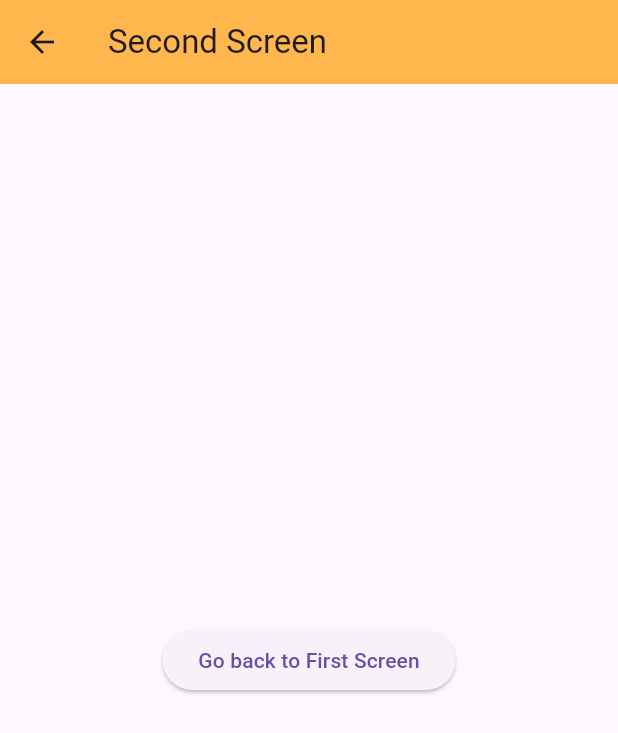
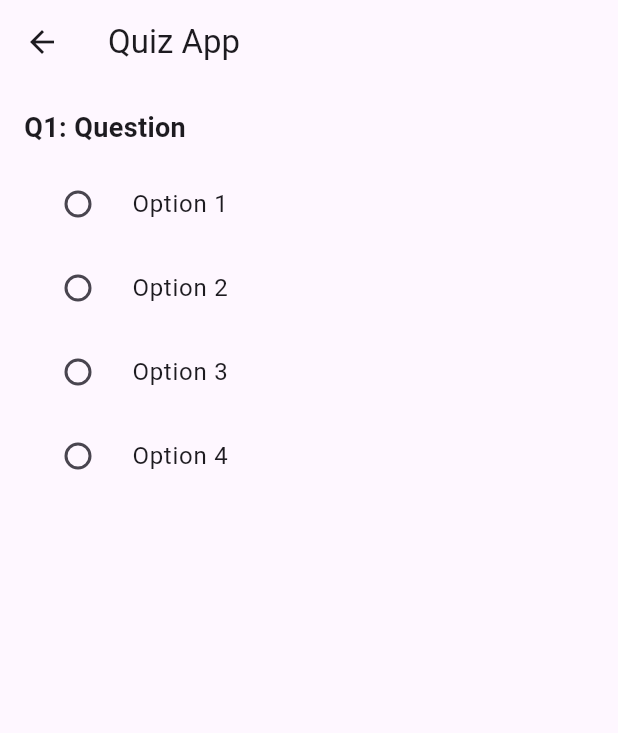
Before and after one commit to ape-kill-readers/ex3_flutter_quizApp, a Flutter app: the screen it shows after launch, after a tap on "Go to Second Screen", on a phone screen of 412 x 824 dp. Shown: the top 733 px of the screen. Run offline on Flutter 3.47's test engine with Material 3 defaults, Android fonts, the phone set to English and light mode, and no system bars; our stand-ins replace csv; Roboto replaces fonts that are missing (IPAex).

Commit message:
desplay csv data (chatGPT)

```diff
--- a/lib/screens/quiz_screen.dart
+++ b/lib/screens/quiz_screen.dart
@@ -1,25 +1,100 @@
 import 'package:flutter/material.dart';
+import 'package:csv/csv.dart';
+import 'dart:async' show Future;
+import 'package:flutter/services.dart' show rootBundle;
 
+class QuizQuestion {
+  String question;
+  List<String> options;
+  String correctAnswer;
 
-class QuizScreen extends StatelessWidget {
+  QuizQuestion(this.question, this.options, this.correctAnswer);
+}
+
+class QuizScreen extends StatefulWidget {
   const QuizScreen({super.key});
+
+  @override
+  // ignore: library_private_types_in_public_api
+  _QuizeScreenState createState() => _QuizeScreenState();
+}
+
+class _QuizeScreenState extends State<QuizScreen> {
+  List<QuizQuestion> quizQuestions = [];
+
+  @override
+  void initState() {
+    super.initState();
+    loadQuizData();
+  }
+
+  Future<void> loadQuizData() async {
+    final String quizDataString = await rootBundle.loadString('assets/data/quiz_data.csv');
+    final List<List<dynamic>> csvTable = const CsvToListConverter().convert(quizDataString);
+
+    setState(() {
+      quizQuestions = csvTable.map((row) {
+        return QuizQuestion(
+          row[0],
+          [row[1], row[2], row[3], row[4]],
+          row[5],
+        );
+      }).toList();
+    });
+  }
 
   @override
   Widget build(BuildContext context) {
     return Scaffold(
       appBar: AppBar(
-        title: const Text('Second Screen'),
-        backgroundColor: Colors.orange[300],
+        title: const Text('Quiz App'),
       ),
-      body: Center(
-        child: ElevatedButton(
-          onPressed: () {
-            //Navigate back to the first screen
-            Navigator.pop(context);
-          },
-          child: const Text('Go back to First Screen'),
-        ),
-      ),
+      body: quizQuestions.isEmpty
+        ? const Center(
+            child: CircularProgressIndicator(),
+          )
+        : QuizWidget(quizQuestions),
     );
   }
 }
+
+class QuizWidget extends StatelessWidget {
+
+  final List<QuizQuestion> quizQuestions;
+  const QuizWidget(this.quizQuestions, {super.key});
+
+  @override
+  Widget build(BuildContext context) {
+    return ListView.builder(
+      itemCount: quizQuestions.length,
+      itemBuilder: (context, index) {
+        return Padding(
+          padding: const EdgeInsets.all(16.0),
+          child: Column(
+            crossAxisAlignment: CrossAxisAlignment.start,
+            children: [
+              Text(
+                'Q${index + 1}: ${quizQuestions[index].question}',
+                style: const TextStyle(fontSize: 18.0, fontWeight: FontWeight.bold),
+              ),
+              const SizedBox(height: 10.0),
+              Column(
+                children: quizQuestions[index].options.map((option) {
+                  return RadioListTile(
+                    title: Text(option),
+                    value: option,
+                    groupValue: null,
+                    onChanged: (value) {
+                      // Handle the selected answer
+                      debugPrint('Selected answer: $value');
+                    },
+                  );
+                }).toList(),
+              ),
+            ],
+          ),
+        );
+      },
+    );
+  }
+}
```
